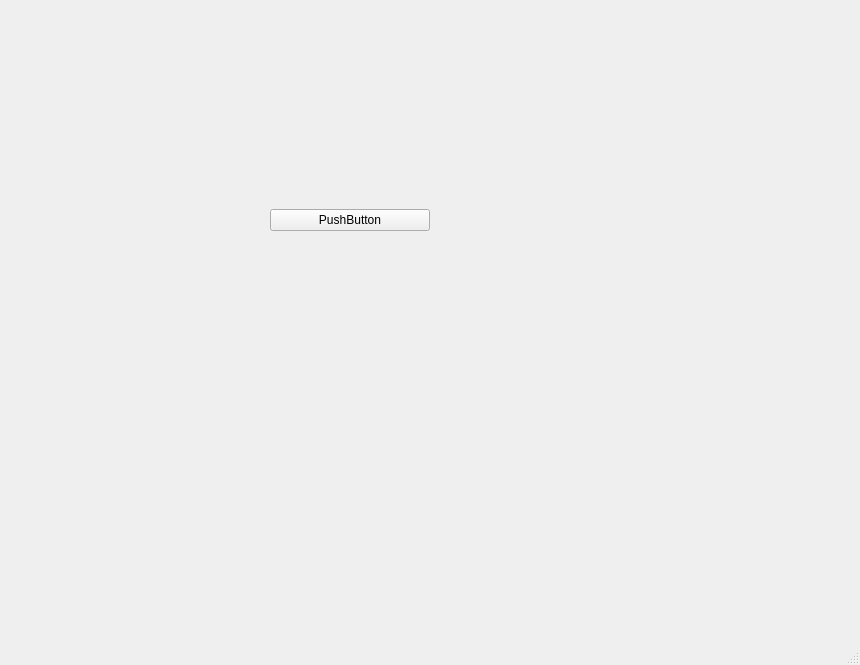
First picture: the form in src/cm.ui, repository georgewzy/stockwzy, before the edit.
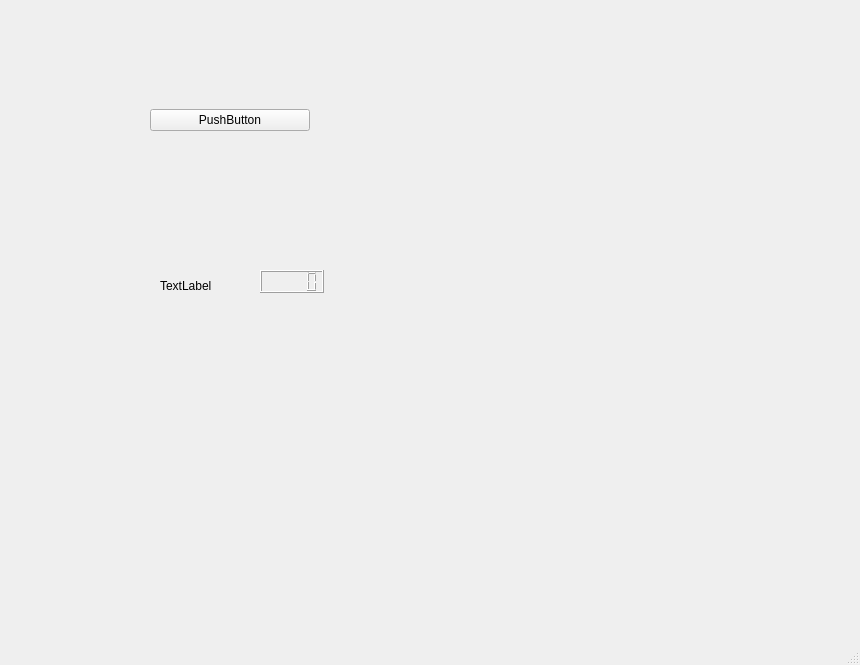
Second picture: the form after the edit.

Diff of the .ui file:
```diff
--- a/src/cm.ui
+++ b/src/cm.ui
@@ -17,8 +17,8 @@
    <widget class="QWidget" name="horizontalLayoutWidget">
     <property name="geometry">
      <rect>
-      <x>270</x>
-      <y>180</y>
+      <x>150</x>
+      <y>80</y>
       <width>160</width>
       <height>80</height>
      </rect>
@@ -36,6 +36,29 @@
      </item>
     </layout>
    </widget>
+   <widget class="QLabel" name="label">
+    <property name="geometry">
+     <rect>
+      <x>160</x>
+      <y>280</y>
+      <width>54</width>
+      <height>12</height>
+     </rect>
+    </property>
+    <property name="text">
+     <string>TextLabel</string>
+    </property>
+   </widget>
+   <widget class="QLCDNumber" name="lcdNumber">
+    <property name="geometry">
+     <rect>
+      <x>260</x>
+      <y>270</y>
+      <width>64</width>
+      <height>23</height>
+     </rect>
+    </property>
+   </widget>
   </widget>
   <widget class="QMenuBar" name="menubar">
    <property name="geometry">
```
